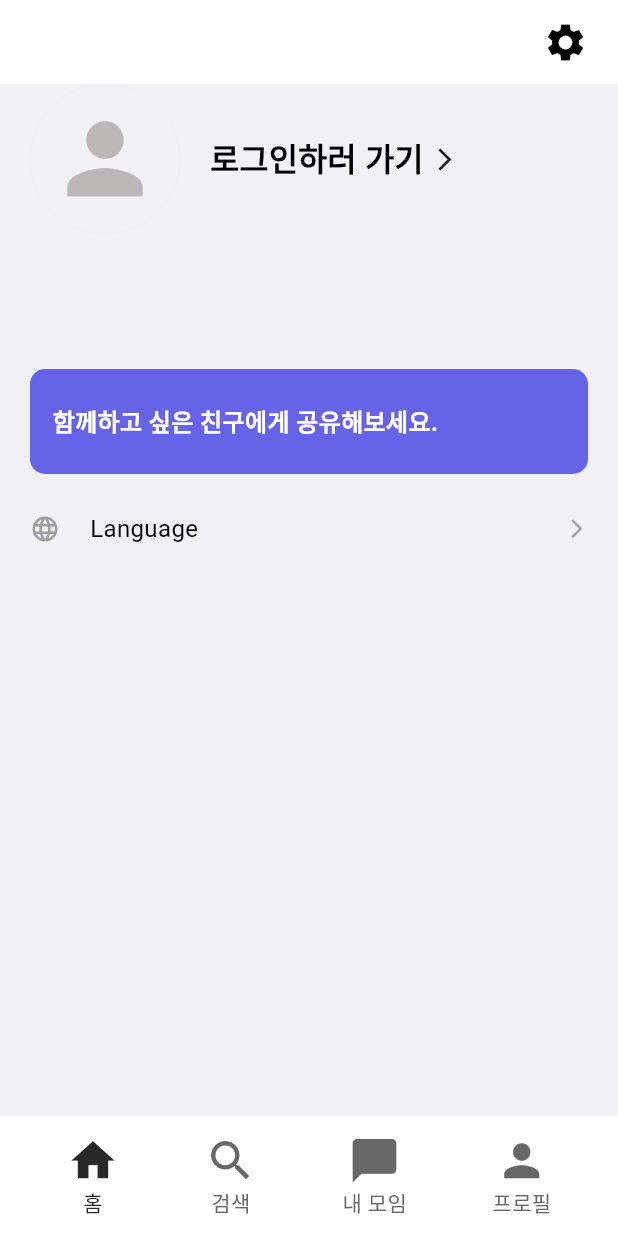
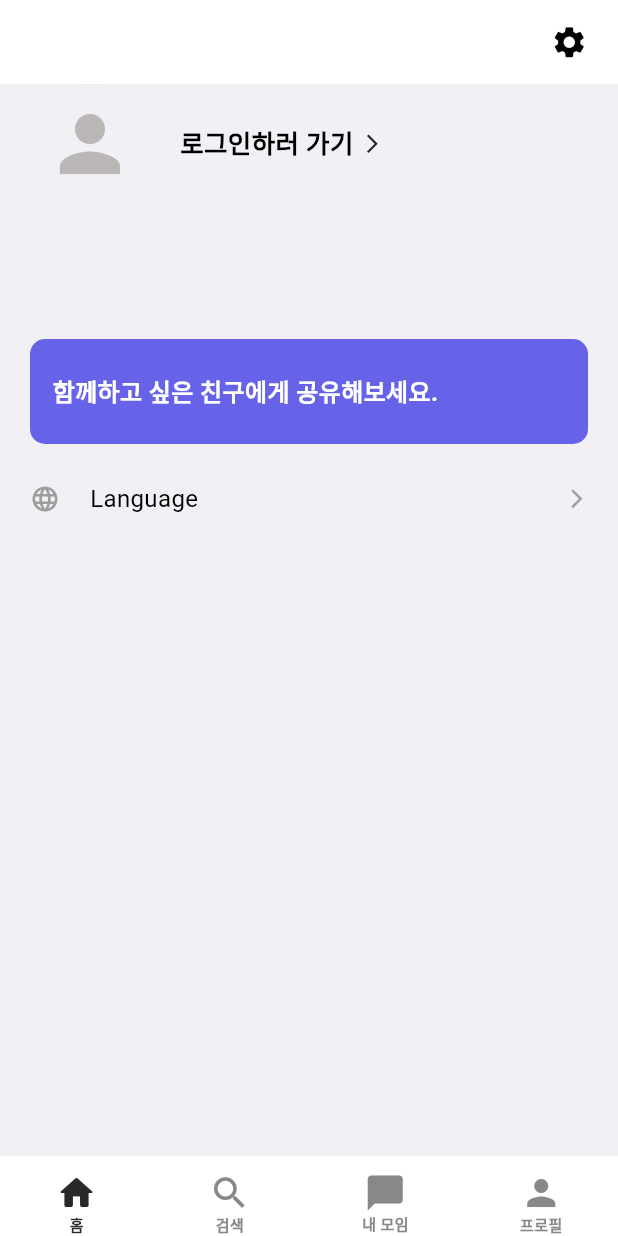
Before and after one commit to KIMSEUNGWO/SportApp_Flutter, a Flutter app: the screen it shows after launch, swiped to page 4, on a phone screen of 412 x 824 dp. Run offline on Flutter 3.47's test engine with Material 3 defaults, Android fonts, the phone set to English and light mode, and no system bars; our stand-ins replace carousel_slider, easy_localization, flutter_riverpod, flutter_secure_storage, flutter_svg, go_router and 5 more; missing offline and left inert: flutter_line_sdk; network calls fail; Roboto replaces fonts that are missing (Pretendard); project files that could hold a hidden picture were left out.

Commit message:
feat : font size, UI 크기 조정

```diff
--- a/lib/api/api_service.dart
+++ b/lib/api/api_service.dart
@@ -14,7 +14,7 @@ import 'package:http/http.dart' as http;
 
 class ApiService {
 
-  static const String server = "http://localhost:8080";
+  static const String server = "http://172.30.16.16:8080";
   static const Map<String, String>  headers = {
     "Content-Type" : "application/json",
     "Sport-Authorization" : "NnJtQTdJcTU3SnF3N0tleDdLZXg2NmVv"
--- a/lib/common/alert.dart
+++ b/lib/common/alert.dart
@@ -97,7 +97,7 @@ class Alert {
                       textAlign: TextAlign.center,
                       style: TextStyle(
                         color: Theme.of(context).colorScheme.primary,
-                        fontSize: Theme.of(context).textTheme.bodyMedium!.fontSize,
+                        fontSize: Theme.of(context).textTheme.displaySmall!.fontSize,
                         fontWeight: FontWeight.w500,
                       ),
                     ),
--- a/lib/main.dart
+++ b/lib/main.dart
@@ -217,13 +217,13 @@ class _AppState extends ConsumerState<App> {
           ),
 
           bodyLarge: TextStyle(
-            fontSize: 18
+            fontSize: 14
           ),
           bodyMedium: TextStyle(
-            fontSize: 16
+            fontSize: 12
           ),
           bodySmall: TextStyle(
-            fontSize: 14,
+            fontSize: 10,
           ),
         ),
 
--- a/lib/widgets/mainPage.dart
+++ b/lib/widgets/mainPage.dart
@@ -60,21 +60,20 @@ class _MainState extends ConsumerState<Main> {
           ProfilePage(themeLight: widget.themeLight, themeDark: widget.themeDark),
         ],
       ),
-      bottomNavigationBar: Container(
-        decoration: const BoxDecoration(
-          border: Border(
-            top: BorderSide(color: Color(0xFFF1F1F5), width: 0.2)
+      bottomNavigationBar: SafeArea(
+        child: Container(
+          padding: const EdgeInsets.only(top: 10),
+          decoration: const BoxDecoration(
+            border: Border(
+              top: BorderSide(color: Color(0xFFF1F1F5), width: 0.2)
+            )
           ),
-        ),
-        child: BottomAppBar(
-          elevation: 0,
-          color: Theme.of(context).colorScheme.background,
           child: Row(
             mainAxisSize: MainAxisSize.min,
             mainAxisAlignment: MainAxisAlignment.spaceAround,
             children: [
               BottomNavigator(
-                title: 'home', icon: Icons.home,
+                title: 'home', icon: Icons.home_rounded,
                 callback: () => onChangePage(0), isPressed: _currentIndex == 0,
               ),
               BottomNavigator(
@@ -96,6 +95,43 @@ class _MainState extends ConsumerState<Main> {
           ),
         ),
       ),
+      // bottomNavigationBar: Container(
+      //   decoration: const BoxDecoration(
+      //     border: Border(
+      //       top: BorderSide(color: Color(0xFFF1F1F5), width: 0.2)
+      //     ),
+      //   ),
+      //   child: BottomAppBar(
+      //     elevation: 0,
+      //     // color: Theme.of(context).colorScheme.background,
+      //     color: Colors.green,
+      //     child: Row(
+      //       mainAxisSize: MainAxisSize.min,
+      //       mainAxisAlignment: MainAxisAlignment.spaceAround,
+      //       children: [
+      //         BottomNavigator(
+      //           title: 'home', icon: Icons.home,
+      //           callback: () => onChangePage(0), isPressed: _currentIndex == 0,
+      //         ),
+      //         BottomNavigator(
+      //           title: 'search', icon: Icons.search,
+      //           callback: () {
+      //             context.push('/search');
+      //           },
+      //           isPressed: _currentIndex == 1,
+      //         ),
+      //         BottomNavigator(
+      //           title: 'myGroups', icon: Icons.chat_bubble,
+      //           callback: () => onChangePage(2), isPressed: _currentIndex == 2,
+      //         ),
+      //         BottomNavigator(
+      //           title: 'profile', icon: Icons.person,
+      //           callback: () => onChangePage(3), isPressed: _currentIndex == 3,
+      //         ),
+      //       ],
+      //     ),
+      //   ),
+      // ),
 
     );
   }
@@ -125,20 +161,21 @@ class BottomNavigator extends StatelessWidget {
     return GestureDetector(
       onTap: callback,
       child: Column(
+        mainAxisSize: MainAxisSize.min,
         children: [
           Icon(icon,
-            size: 35,
+            size: 28,
             color: isPressed
                 ? Theme.of(context).colorScheme.primary
-                : Theme.of(context).colorScheme.secondary,
+                : Theme.of(context).colorScheme.tertiary,
           ),
           Text('bottomAppBarMenus',
             style: TextStyle(
               color: isPressed
                 ? Theme.of(context).colorScheme.primary
-                : Theme.of(context).colorScheme.secondary,
+                : Theme.of(context).colorScheme.tertiary,
               fontSize: Theme.of(context).textTheme.bodySmall!.fontSize,
-              fontWeight: FontWeight.w500
+              fontWeight: FontWeight.w600
             ),
           ).tr(gender: title),
         ],
--- a/lib/widgets/pages/board/board_detail_page.dart
+++ b/lib/widgets/pages/board/board_detail_page.dart
@@ -25,6 +25,7 @@ class BoardDetailWidget extends StatefulWidget {
 
   final int clubId;
   final int boardId;
+  // TODO 여기에서 Authority가 null일 수가 있나? 확인하고 게시글 수정, 삭제 로직 다시 수정하자
   final Authority? authority;
   final Function() boardListReload;
 
@@ -467,7 +468,7 @@ class _BoardDetailWidgetState extends State<BoardDetailWidget> {
             CupertinoActionSheetAction(
               onPressed: () {
                 Navigator.pop(context);
-                NavigatorHelper.push(context, EditBoardWidget(clubId: widget.clubId, boardDetail: boardDetail, authority: widget.authority, reload: _boardReload),
+                NavigatorHelper.push(context, EditBoardWidget(clubId: widget.clubId, boardDetail: boardDetail, authority: widget.authority!, reload: _boardReload),
                   fullscreenDialog: true
                 );
               },
--- a/lib/widgets/pages/board/board_page.dart
+++ b/lib/widgets/pages/board/board_page.dart
@@ -127,7 +127,7 @@ class BoardWidget extends ConsumerWidget {
         onTap: () {
           final hasLogin = ref.read(loginProvider.notifier).has();
           if (hasLogin) {
-            NavigatorHelper.push(context, BoardDetailWidget(boardId: board.boardId, clubId: clubId, boardListReload: boardListReload));
+            NavigatorHelper.push(context, BoardDetailWidget(boardId: board.boardId, clubId: clubId, boardListReload: boardListReload, authority: authority,));
             // context.push('/club/$clubId/board/${board.boardId}',
             //   extra: {
             //     'authority' : authority,
--- a/lib/widgets/pages/login_page.dart
+++ b/lib/widgets/pages/login_page.dart
@@ -36,7 +36,7 @@ class _LoginPageWidgetState extends ConsumerState<LoginPageWidget> {
   }
   @override
   Widget build(BuildContext context) {
-    final Color lineColor = const Color(0xFF06C755);
+    const Color lineColor = Color(0xFF06C755);
     return Stack(
       children: [
         Scaffold(
--- a/lib/widgets/pages/profile/profile_page.dart
+++ b/lib/widgets/pages/profile/profile_page.dart
@@ -46,8 +46,8 @@ class _ProfilePageState extends ConsumerState<ProfilePage> with AutomaticKeepAli
               NavigatorHelper.push(context, SettingWidget(themeLight: widget.themeLight, themeDark: widget.themeDark));
             },
             child: Container(
-                margin: EdgeInsets.only(right: 20),
-                child: Icon(Icons.settings, size: 30,)
+                margin: const EdgeInsets.only(right: 20),
+                child: const Icon(Icons.settings, size: 25,)
             ),
           )
         ],
@@ -252,12 +252,12 @@ class _ProfilePageState extends ConsumerState<ProfilePage> with AutomaticKeepAli
               children: [
                 Text('goToLogin',
                   style: TextStyle(
-                      fontSize: 21,
-                      fontWeight: FontWeight.w600
+                    fontSize: Theme.of(context).textTheme.displayMedium!.fontSize,
+                    fontWeight: FontWeight.w600
                   ),
                 ).tr(),
-                SizedBox(width: 5,),
-                Icon(Icons.arrow_forward_ios, size: 18,)
+                const SizedBox(width: 5,),
+                const Icon(Icons.arrow_forward_ios, size: 15,)
               ],
             ),
           ),
@@ -273,7 +273,7 @@ class _ProfilePageState extends ConsumerState<ProfilePage> with AutomaticKeepAli
 }
 
 Widget EmptyProfileImage(BuildContext context) {
-  return userProfile(context, diameter: 100, image: null);
+  return userProfile(context, diameter: 80, image: null);
 }
 
 
```
Also changed, not shown: lib/models/common/user_profile.dart (+25 -0 lines), lib/widgets/lists/large_list_widget.dart (+8 -4 lines), lib/widgets/lists/small_list_widget.dart (+11 -17 lines), lib/widgets/pages/board/edit_board_page.dart (+4 -8 lines), lib/widgets/pages/groupdetails/club_detail_meeting_page.dart (+5 -5 lines), lib/widgets/pages/region_settings.dart (+6 -3 lines), lib/widgets/pages/sport/soccer_page.dart (+9 -9 lines), 2 other files.
